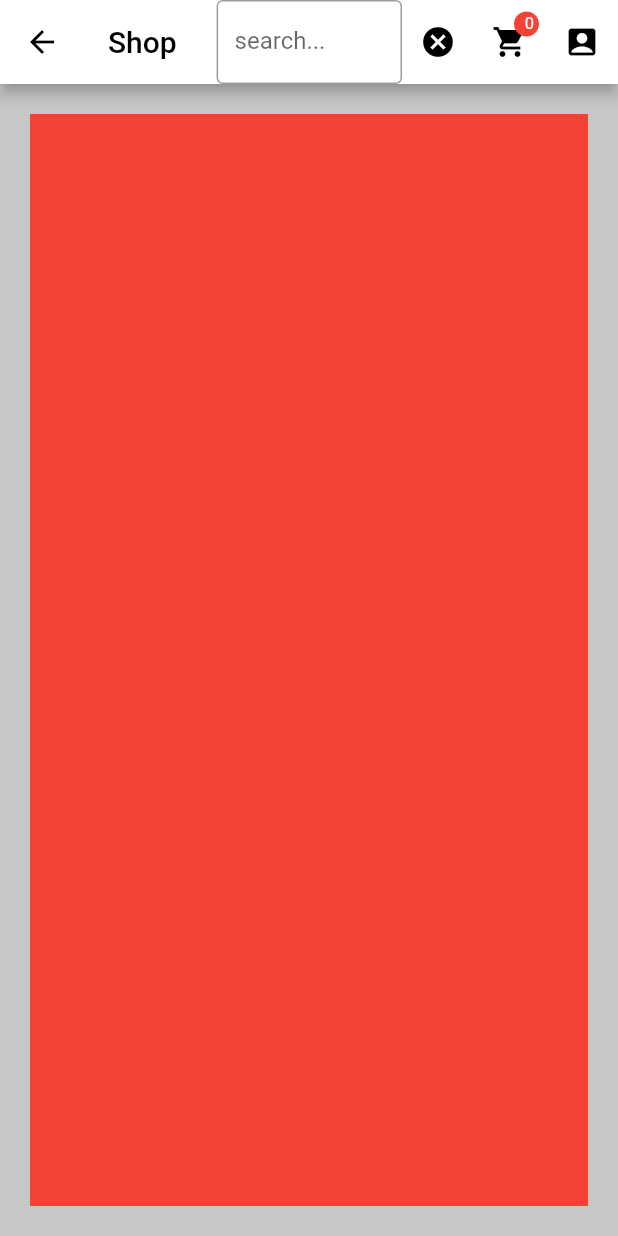
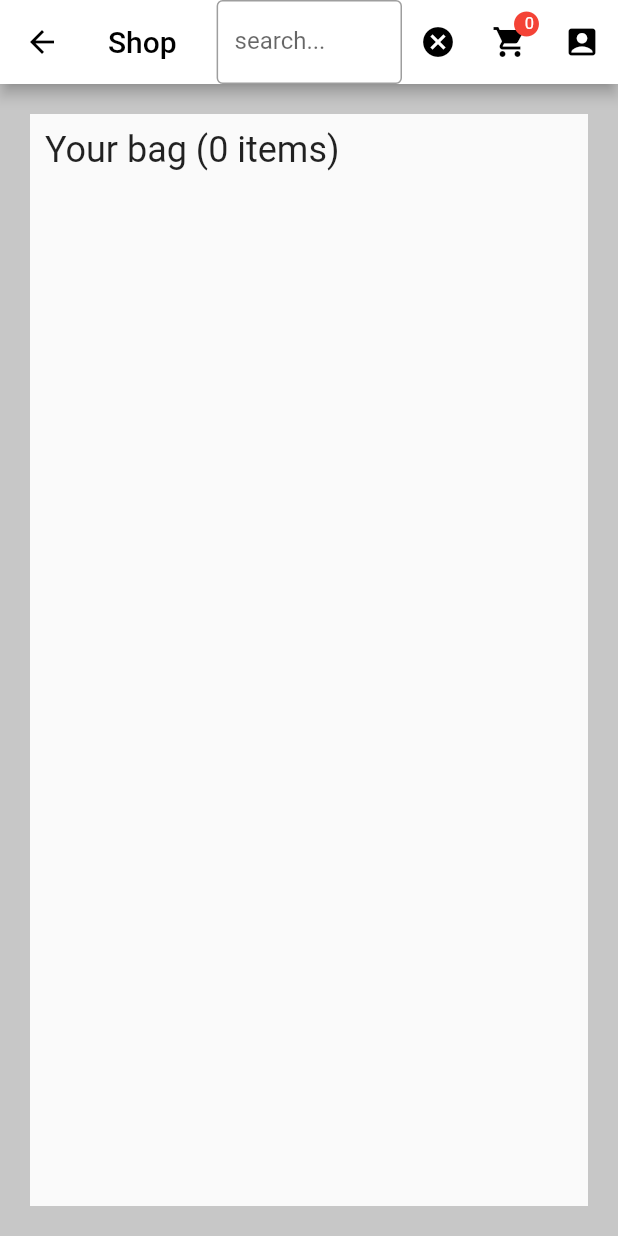
Before and after one commit to samikuikka/E-commerce-mockup, a Flutter app: the CartScreen screen opened by its route, after a tap on the "search" icon, on a phone screen of 412 x 824 dp. Run offline on Flutter 3.47's test engine with Material 2 defaults, Android fonts, the phone set to English and light mode, and no system bars; our stand-ins replace flutter_riverpod, go_router, shared_preferences; accounts and stored records are empty; network calls fail.

Commit message:
cart done

```diff
--- a/lib/screens/cart/widgets/body.dart
+++ b/lib/screens/cart/widgets/body.dart
@@ -3,6 +3,7 @@ import '../../../providers/provider.dart';
 import 'package:flutter_riverpod/flutter_riverpod.dart';
 import '../../../models/product.dart';
 import './total.dart';
+import './cart.dart';
 
 class Body extends ConsumerWidget {
 
@@ -15,15 +16,12 @@ class Body extends ConsumerWidget {
 
     if(width < 700) {
       return Container(
-        color: Color(0xffc7c7c7),
+        color: const Color(0xffc7c7c7),
         child: Padding(
           padding: const EdgeInsets.all(20),
           child: ListView(
             children: [
-              Container(
-                height: MediaQuery.of(context).size.height - kToolbarHeight - 40,
-                color: Colors.red,
-              ),
+              Cart(products: products),
               const SizedBox(height: 20,),
               Total(price: price, width: width ,)
             ],
@@ -40,7 +38,7 @@ class Body extends ConsumerWidget {
           crossAxisAlignment: CrossAxisAlignment.start,
           children: [
             Expanded(
-              child: Container(color: Colors.red,),
+              child: Cart(products: products)
             ),
             const SizedBox(
               width: 20,
--- /dev/null
+++ b/lib/screens/cart/widgets/cart.dart
@@ -0,0 +1,54 @@
+import 'package:flutter/material.dart';
+import '../../../models/product.dart';
+import './product_card.dart';
+
+class Cart extends StatelessWidget {
+  final List<Product> products;
+
+  const Cart({super.key, required this.products});
+
+  @override
+  Widget build(BuildContext context) {
+    double height = MediaQuery.of(context).size.height;
+    double width = MediaQuery.of(context).size.width;
+
+    return Material(
+        elevation: 5,
+        child: Container(
+      height: height,
+      child: Padding(
+        padding: const EdgeInsets.all(10),
+        child: Column(
+          crossAxisAlignment: CrossAxisAlignment.start,
+          children: [
+            Text(
+              'Your bag (${products.length} items)',
+              style: Theme.of(context).textTheme.headline5,
+            ),
+            Expanded(
+                child: products.isEmpty
+                    ? Container()
+                    : ListView.separated(
+                        itemCount: products.length,
+                        itemBuilder: (context, index) {
+                          return ProductCard(product: products[index]);
+                        },
+                        separatorBuilder: (context, index) => SizedBox(
+                          height: 10,
+                          child: Center(
+                            child: Container(
+                              margin:
+                                  EdgeInsetsDirectional.only(start: 1, end: 1),
+                              height: 1,
+                              width: width,
+                              color: Color(0xffc7c7c7),
+                            ),
+                          ),
+                        ),
+                      ))
+          ],
+        ),
+      ),
+    ));
+  }
+}
--- a/lib/screens/cart/widgets/total.dart
+++ b/lib/screens/cart/widgets/total.dart
@@ -7,27 +7,23 @@ class Total extends StatelessWidget {
 
   @override
   Widget build(BuildContext context) {
-
-    //double width = MediaQuery.of(context).size.width * 0.3;
-
-    return Expanded(
-        flex: 0,
-        child: Material(
+    return Material(
       elevation: 10,
       child: Padding(
         padding: const EdgeInsets.all(10),
-            child: Container(
         child: Column(
           mainAxisSize: MainAxisSize.min,
           crossAxisAlignment: CrossAxisAlignment.start,
           children: [
-                  Text('Total',
-                  style: Theme.of(context).textTheme.headline5?.copyWith(fontWeight: FontWeight.bold),
+            Text(
+              'Total',
+              style: Theme.of(context)
+                  .textTheme
+                  .headline5
+                  ?.copyWith(fontWeight: FontWeight.bold),
               textAlign: TextAlign.start,
             ),
-
             const SizedBox(height: 20),
-
             SizedBox(
               width: width,
               child: Row(
@@ -37,16 +33,14 @@ class Total extends StatelessWidget {
                   ),
                   Expanded(
                     child: Text(
-                            "\$ ${price.toStringAsPrecision(3)}",
+                      "\$ ${price.toStringAsFixed(2)}",
                       textAlign: TextAlign.right,
                     ),
                   )
                 ],
               ),
             ),
-
             const SizedBox(height: 20),
-
             SizedBox(
               width: width,
               child: Row(
@@ -63,9 +57,7 @@ class Total extends StatelessWidget {
                 ],
               ),
             ),
-
             const SizedBox(height: 20),
-
             SizedBox(
               height: 10,
               child: Center(
@@ -77,49 +69,38 @@ class Total extends StatelessWidget {
                 ),
               ),
             ),
-
             const SizedBox(height: 20),
-
             SizedBox(
               width: width,
               child: Row(
                 children: [
                   const Expanded(
-                          child: Text('Total (VAT included)',
+                      child: Text(
+                    'Total (VAT included)',
                     style: TextStyle(fontWeight: FontWeight.bold),
-                          )
-                        ),
+                  )),
                   Expanded(
                     flex: 0,
                     child: Text(
-                            "\$ ${price.toStringAsPrecision(3)}",
+                      "\$ ${price.toStringAsFixed(2)}",
                       style: const TextStyle(fontWeight: FontWeight.bold),
                     ),
                   )
                 ],
               ),
             ),
-
             const SizedBox(height: 20),
-
             Container(
                 width: width,
                 alignment: Alignment.center,
                 child: ElevatedButton(
-                    style: ElevatedButton.styleFrom(
-                      minimumSize: Size(width, 40)
-                    ),
-                    onPressed: () {
-
-                    },
-                    child: const Text(
-                      'GO TO CHECKOUT'
-                    ),
+                  style: ElevatedButton.styleFrom(minimumSize: Size(width, 40)),
+                  onPressed: () {},
+                  child: const Text('GO TO CHECKOUT'),
                 ))
           ],
         ),
       ),
-          ),
-        ));
+    );
   }
 }
```
Also changed, not shown: lib/screens/cart/widgets/product_card.dart (added, +84 -0 lines). Lines whose indentation alone changed are shown as unchanged.
